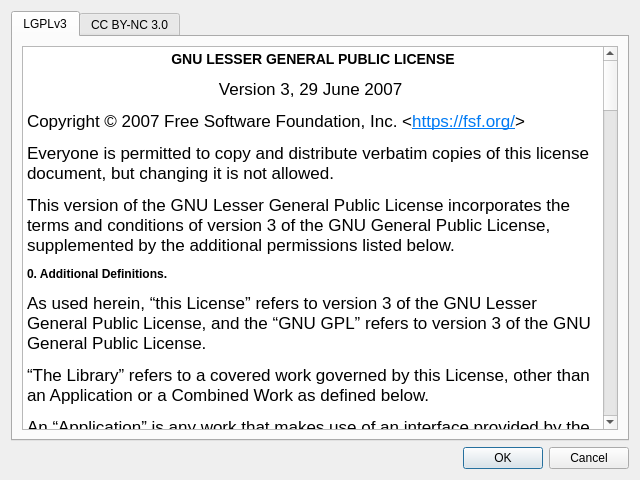
Qt form sokketter-ui/sources/license_dialog.ui (morwy/sokketter) before a commit.
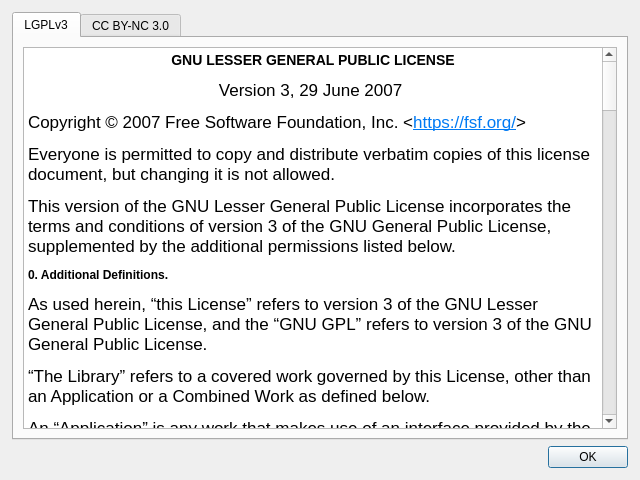
The same form after that commit.

Commit message: fix: added proper license info and details on about page.

What changed in the file:
```diff
--- a/sokketter-ui/sources/license_dialog.ui
+++ b/sokketter-ui/sources/license_dialog.ui
@@ -10,10 +10,28 @@
     <height>480</height>
    </rect>
   </property>
+  <property name="minimumSize">
+   <size>
+    <width>640</width>
+    <height>480</height>
+   </size>
+  </property>
   <property name="windowTitle">
    <string>Dialog</string>
   </property>
   <layout class="QVBoxLayout" name="verticalLayout">
+   <property name="leftMargin">
+    <number>12</number>
+   </property>
+   <property name="topMargin">
+    <number>12</number>
+   </property>
+   <property name="rightMargin">
+    <number>12</number>
+   </property>
+   <property name="bottomMargin">
+    <number>12</number>
+   </property>
    <item>
     <widget class="QTabWidget" name="tabWidget">
      <property name="currentIndex">
@@ -441,11 +459,17 @@
    </item>
    <item>
     <widget class="QDialogButtonBox" name="buttonBox">
+     <property name="minimumSize">
+      <size>
+       <width>0</width>
+       <height>0</height>
+      </size>
+     </property>
      <property name="orientation">
       <enum>Qt::Horizontal</enum>
      </property>
      <property name="standardButtons">
-      <set>QDialogButtonBox::Cancel|QDialogButtonBox::Ok</set>
+      <set>QDialogButtonBox::Ok</set>
      </property>
     </widget>
    </item>
```
Left out of the diff: 5 changed lines with no effect on the pictures. The commit also changes 2 other files.
